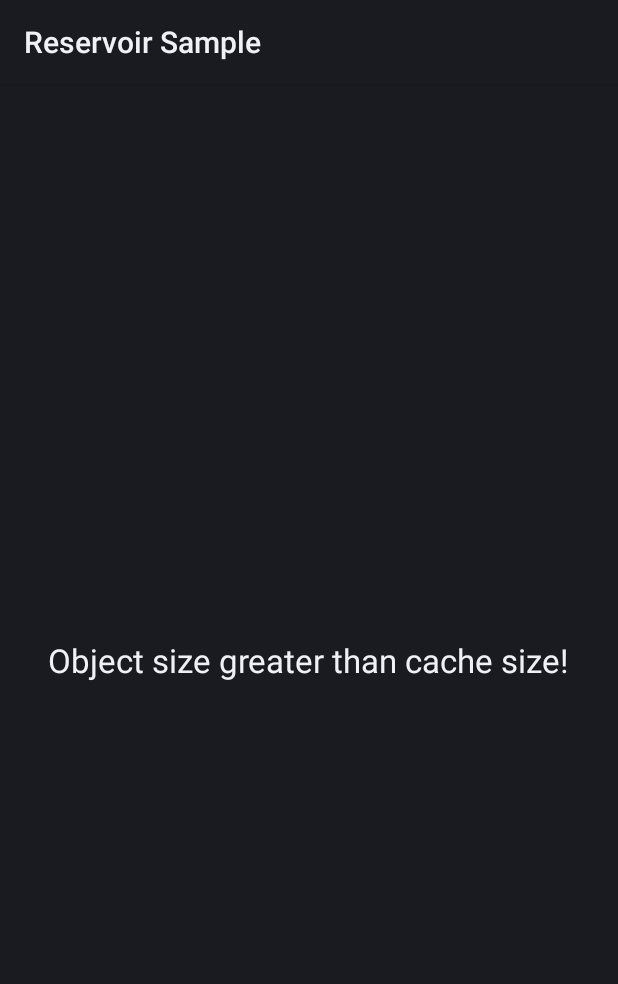
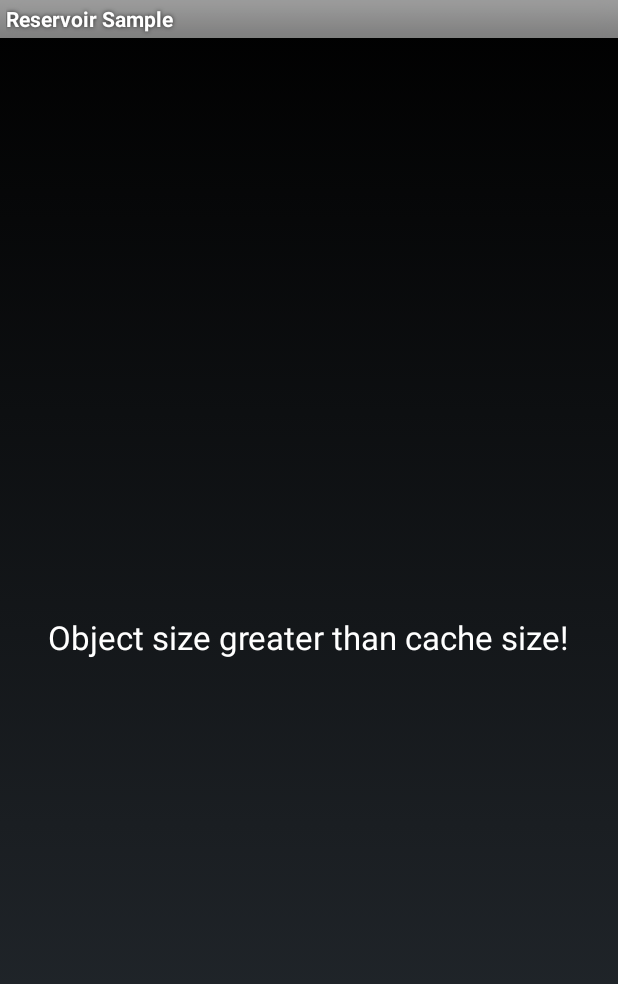
Before and after one commit to anupcowkur/Reservoir, an Android app: the screen it shows after launch (MainActivity), on a phone screen of 412 x 824 dp. Shown: the top 984 px of the screen. Run offline under Robolectric (Android 15) with nearby library versions, the phone set to English and light mode, and no system bars; libraries missing offline, so code that uses them is left out: com.jakewharton.disklrucache, rx.android.schedulers, rx.schedulers; 2 statements that could not run were skipped.

Commit message:
Changed theme to older one available from api level 8

```diff
--- a/Sample/src/main/res/values/styles.xml
+++ b/Sample/src/main/res/values/styles.xml
@@ -1,7 +1,7 @@
 <resources>
 
     <!-- Base application theme. -->
-    <style name="ReservoirAppTheme" parent="android:Theme.DeviceDefault">
+    <style name="ReservoirAppTheme" parent="android:Theme">
         <!-- Customize your theme here. -->
     </style>
 
```
